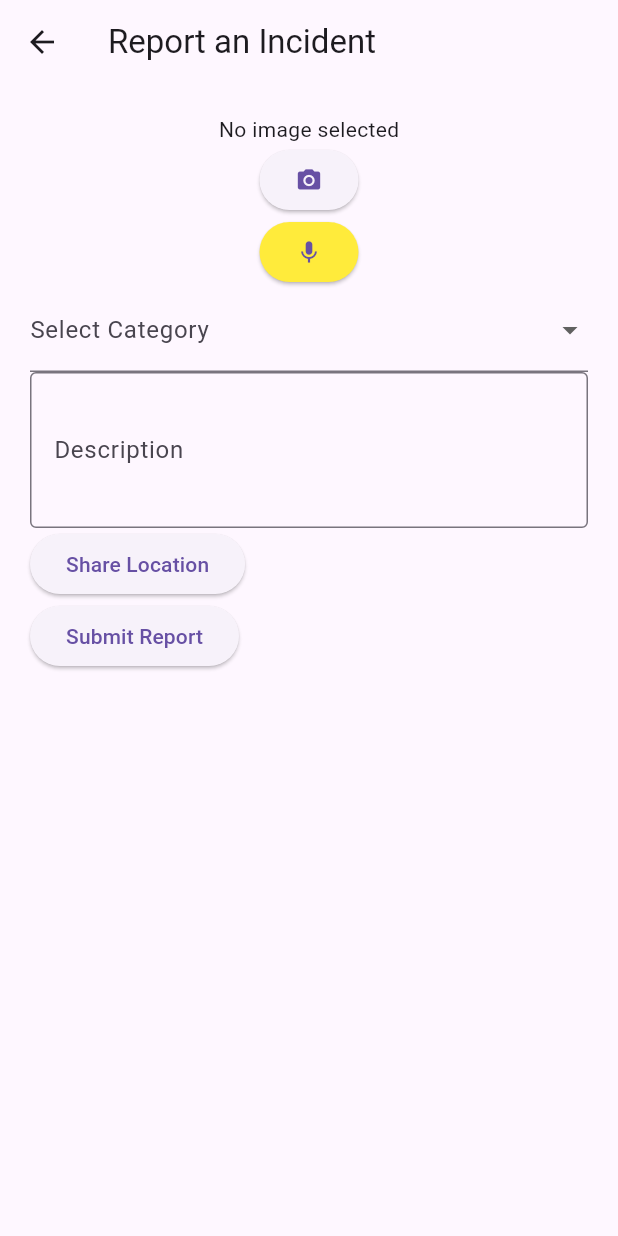
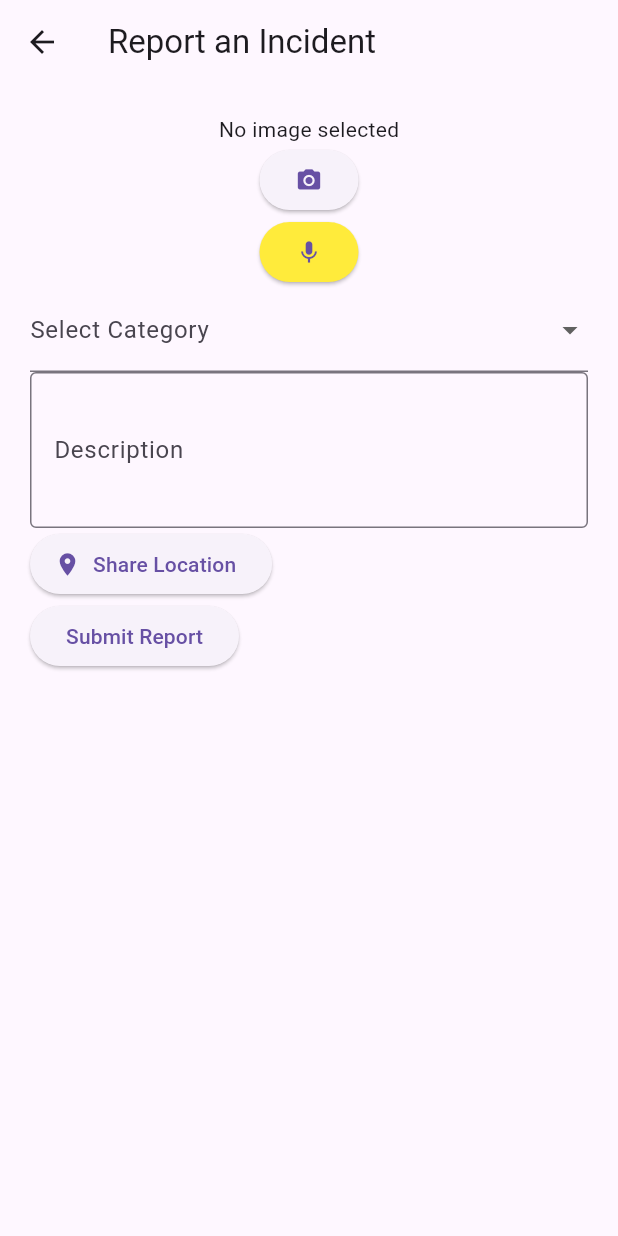
Before and after one commit to param-dholakia/Animal_Rescue_app, a Flutter app: the screen it shows after launch, after a tap on an icon or button, on a phone screen of 412 x 824 dp. Run offline on Flutter 3.47's test engine with Material 3 defaults, Android fonts, the phone set to English and light mode, and no system bars; our stand-ins replace cloud_firestore, firebase_core, font_awesome_flutter, geolocator, google_fonts, googleapis_auth and 2 more; missing offline and left inert: flutter_sound, googleapis; accounts and stored records are empty.

Commit message:
added new functionality

```diff
--- a/lib/admin_login.dart
+++ b/lib/admin_login.dart
@@ -36,7 +36,7 @@ class _AdminLoginWidgetState extends State<AdminLoginWidget> {
       showMessage("Login Successful", success: true);
       Navigator.pushReplacement(
         context,
-        MaterialPageRoute(builder: (context) => const AdminDashboard()),
+        MaterialPageRoute(builder: (context) => const AdminDashboardPage()),
       );
     } else {
       showMessage("Invalid credentials");
--- a/lib/google_drive_service.dart
+++ b/lib/google_drive_service.dart
@@ -41,7 +41,7 @@ class GoogleDriveService {
 
   Future<void> authenticateWithGoogleDrive() async {
     final credentials =
-        await rootBundle.loadString('assets/pawsaviour1-3d9dc18813a5.json');
+        await rootBundle.loadString('assets/pawsaviour1-2766f14f96af.json');
     final serviceAccount =
         auth.ServiceAccountCredentials.fromJson(jsonDecode(credentials));
 
--- a/lib/report.dart
+++ b/lib/report.dart
@@ -254,9 +254,13 @@ class _ReportPageWidgetState extends State<ReportPageWidget> {
                 decoration: const InputDecoration(
                     labelText: 'Description', border: OutlineInputBorder()),
               ),
-              ElevatedButton(
-                  onPressed: _getLocation,
-                  child: const Text('Share Location')),
+              ElevatedButton.icon(
+                onPressed: _getLocation,
+                icon: const Icon(Icons.location_on),
+                label: Text(_currentPosition != null
+                    ? 'Location: (${_currentPosition!.latitude}, ${_currentPosition!.longitude})'
+                    : 'Share Location'),
+              ),
               ElevatedButton(
                   onPressed: _submitReport, child: const Text('Submit Report')),
             ],
```
Also changed, not shown: lib/admin_dashboard.dart (line endings or trailing spaces), lib/main.dart (line endings or trailing spaces).
